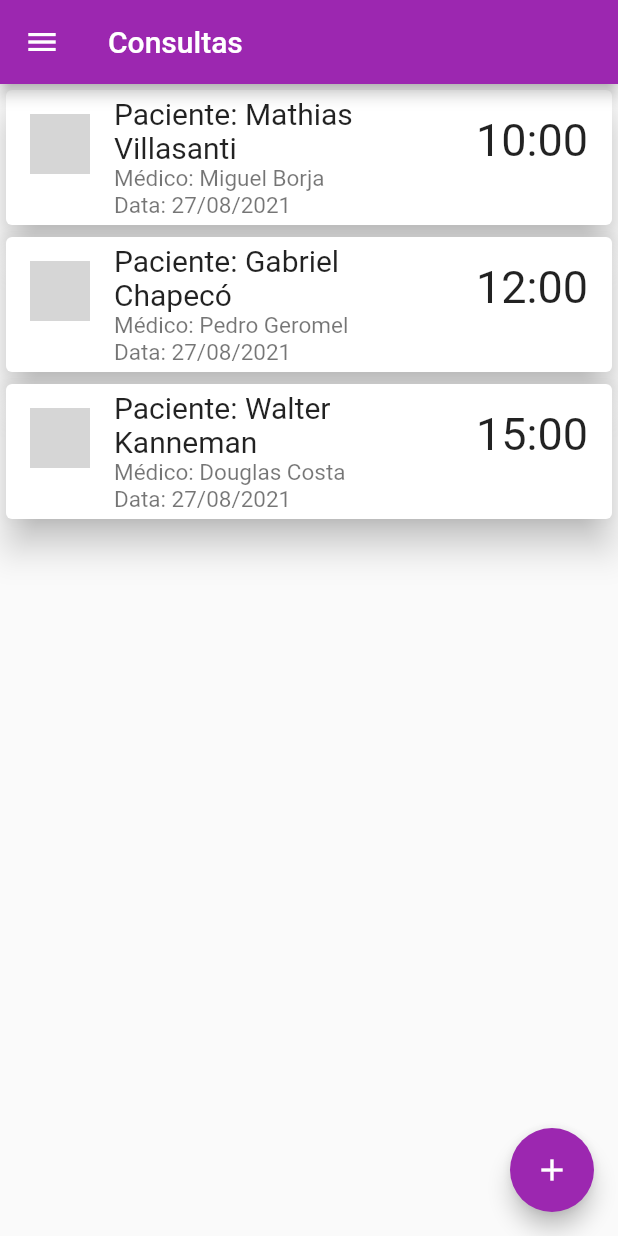
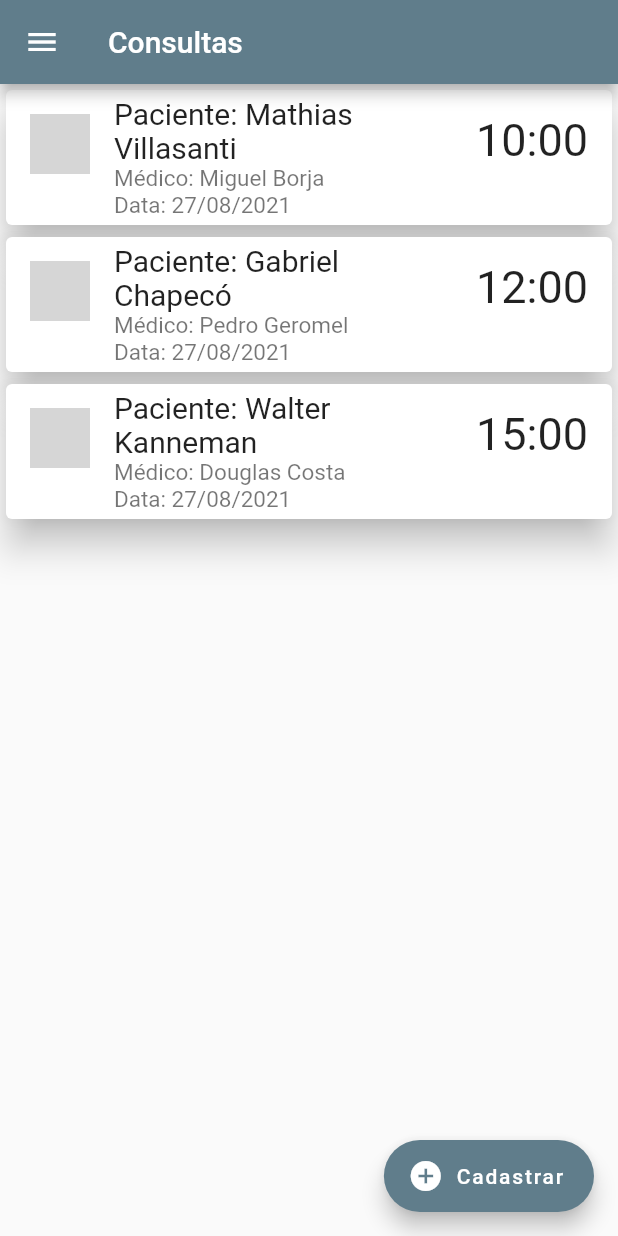
Before and after one commit to jvcges/agendamed, a Flutter app: the screen it shows after launch, after a tap on "Logar", on a phone screen of 412 x 824 dp. Run offline on Flutter 3.47's test engine with Material 2 defaults, Android fonts, the phone set to English and light mode, and no system bars; network calls fail; grey boxes are pictures that could not be loaded.

Commit message:
atualização

```diff
--- a/lib/data/data_patient.dart
+++ b/lib/data/data_patient.dart
@@ -7,6 +7,8 @@ const DATA_PATIENTS = {
     phone: '51994586598',
     rg: '7485963123',
     cpf: '45678913257',
+    avatarUrl:
+        'https://encrypted-tbn0.gstatic.com/images?q=tbn:ANd9GcSy5bLTEOCgN7virW3wiA1pHfAxF5KSO09nrA&usqp=CAU',
   ),
   '2': const Patient(
     id: 2,
@@ -14,6 +16,8 @@ const DATA_PATIENTS = {
     phone: '51997896541',
     rg: '4596871356',
     cpf: '15769845367',
+    avatarUrl:
+        'https://encrypted-tbn0.gstatic.com/images?q=tbn:ANd9GcQ6qvNKAlSqabP9sqIISx5xlXxP_f8Ab64jAw&usqp=CAU',
   ),
   '3': const Patient(
     id: 3,
@@ -21,5 +25,7 @@ const DATA_PATIENTS = {
     phone: '51998979654',
     rg: '9678541236',
     cpf: '18567985643',
+    avatarUrl:
+        'https://encrypted-tbn0.gstatic.com/images?q=tbn:ANd9GcTyHHsAM7cFcI48CjZ6_hCeiNTpOCFH1URu9A&usqp=CAU',
   )
 };
--- a/lib/main.dart
+++ b/lib/main.dart
@@ -1,6 +1,7 @@
-import 'package:agendamed/views/doctor_list.dart';
+import 'package:agendamed/provider/doctors.dart';
 import 'package:agendamed/views/login_page.dart';
 import 'package:flutter/material.dart';
+import 'package:provider/provider.dart';
 
 void main() {
   runApp(MyApp());
@@ -9,13 +10,20 @@ void main() {
 class MyApp extends StatelessWidget {
   @override
   Widget build(BuildContext context) {
-    return MaterialApp(
-      title: 'AgendaMed',
-      theme: ThemeData(
-        primarySwatch: Colors.purple,
+    return MultiProvider(
+      providers: [
+        ChangeNotifierProvider(
+          create: (ctx) => Doctors(),
+        ),
+      ],
+      child: MaterialApp(
+        title: 'AgendaMed',
+        theme: ThemeData(
+          primarySwatch: Colors.blueGrey,
+        ),
+        debugShowCheckedModeBanner: false,
+        home: Login(),
       ),
-      debugShowCheckedModeBanner: false,
-      home: Login(),
     );
   }
 }
--- a/lib/models/patient.dart
+++ b/lib/models/patient.dart
@@ -6,6 +6,7 @@ class Patient {
   final String phone;
   final String rg;
   final String cpf;
+  final String avatarUrl;
 
   const Patient({
     required this.id,
@@ -13,5 +14,6 @@ class Patient {
     required this.phone,
     required this.rg,
     required this.cpf,
+    required this.avatarUrl,
   });
 }
--- /dev/null
+++ b/lib/provider/doctors.dart
@@ -0,0 +1,19 @@
+import 'package:agendamed/data/data_doctor.dart';
+import 'package:agendamed/models/doctor.dart';
+import 'package:flutter/cupertino.dart';
+
+class Doctors with ChangeNotifier {
+  Map<String, Doctor> _items = {...DATA_DOCTORS};
+
+  List<Doctor> get all {
+    return [..._items.values];
+  }
+
+  int get count {
+    return _items.length;
+  }
+
+  Doctor byIndex(int i) {
+    return _items.values.elementAt(i);
+  }
+}
--- a/lib/views/appointment_list.dart
+++ b/lib/views/appointment_list.dart
@@ -50,9 +50,10 @@ class AppointmentList extends StatelessWidget {
         itemBuilder: (context, index) =>
             AppointmentCard(appointments.values.elementAt(index)),
       ),
-      floatingActionButton: FloatingActionButton(
+      floatingActionButton: FloatingActionButton.extended(
         onPressed: () {},
-        child: Icon(Icons.add),
+        label: Text('Cadastrar'),
+        icon: Icon(Icons.add_circle),
       ),
       drawer: Drawer(
         child: ListView(
@@ -60,7 +61,7 @@ class AppointmentList extends StatelessWidget {
           children: [
             const UserAccountsDrawerHeader(
               decoration: BoxDecoration(
-                color: Colors.deepPurple,
+                color: Colors.blueGrey,
               ),
               accountEmail: Text('joaogermain@gmail.com'),
               accountName: Text('João Victor Germain'),
--- a/lib/views/login_page.dart
+++ b/lib/views/login_page.dart
@@ -2,7 +2,6 @@ import 'package:flutter/material.dart';
 import 'package:flutter/widgets.dart';
 
 import 'appointment_list.dart';
-import 'doctor_list.dart';
 
 class Login extends StatefulWidget {
   @override
@@ -20,7 +19,7 @@ class _LoginState extends State<Login> {
     return Scaffold(
       body: Container(
         padding: EdgeInsets.only(top: 180, left: 40, right: 40),
-        color: Colors.deepPurple,
+        color: Colors.blueGrey,
         child: ListView(
           children: <Widget>[
             SizedBox(
@@ -96,8 +95,8 @@ class _LoginState extends State<Login> {
                   end: Alignment.bottomRight,
                   stops: [0.3, 1],
                   colors: [
-                    Color(0xFFFF1744),
-                    Color(0xFFFFA726),
+                    Colors.red.shade400,
+                    Colors.red.shade200,
                   ],
                 ),
                 borderRadius: BorderRadius.all(
--- a/lib/views/patient_list.dart
+++ b/lib/views/patient_list.dart
@@ -15,9 +15,10 @@ class PatientList extends StatelessWidget {
         itemBuilder: (context, index) =>
             PatientsCard(patients.values.elementAt(index)),
       ),
-      floatingActionButton: FloatingActionButton(
+      floatingActionButton: FloatingActionButton.extended(
         onPressed: () {},
-        child: Icon(Icons.add),
+        label: Text('Cadastrar'),
+        icon: Icon(Icons.add_circle),
       ),
     );
   }
--- a/lib/views/user_list.dart
+++ b/lib/views/user_list.dart
@@ -16,9 +16,10 @@ class UserList extends StatelessWidget {
         itemBuilder: (context, index) =>
             UsersCard(users.values.elementAt(index)),
       ),
-      floatingActionButton: FloatingActionButton(
+      floatingActionButton: FloatingActionButton.extended(
         onPressed: () {},
-        child: Icon(Icons.add),
+        label: Text('Cadastrar'),
+        icon: Icon(Icons.add_circle),
       ),
     );
   }
--- a/lib/widgets/appointment_card.dart
+++ b/lib/widgets/appointment_card.dart
@@ -8,10 +8,10 @@ class AppointmentCard extends StatelessWidget {
 
   @override
   Widget build(BuildContext context) {
-    final avatar = appointment.doctor.avatarUrl.isEmpty
+    final avatar = appointment.patient.avatarUrl.isEmpty
         ? CircleAvatar(child: Icon(Icons.person))
         : CircleAvatar(
-            backgroundImage: NetworkImage(appointment.doctor.avatarUrl));
+            backgroundImage: NetworkImage(appointment.patient.avatarUrl));
     return Card(
       elevation: 10,
       child: ListTile(
--- a/lib/widgets/patients_card.dart
+++ b/lib/widgets/patients_card.dart
@@ -8,9 +8,13 @@ class PatientsCard extends StatelessWidget {
 
   @override
   Widget build(BuildContext context) {
+    final avatar = patient.avatarUrl.isEmpty
+        ? CircleAvatar(child: Icon(Icons.person))
+        : CircleAvatar(backgroundImage: NetworkImage(patient.avatarUrl));
     return Card(
       elevation: 10,
       child: ListTile(
+        leading: avatar,
         title: Text(
           patient.name,
           style: TextStyle(
--- a/pubspec.yaml
+++ b/pubspec.yaml
@@ -23,6 +23,7 @@ environment:
 dependencies:
   flutter:
     sdk: flutter
+  provider:
 
   # The following adds the Cupertino Icons font to your application.
   # Use with the CupertinoIcons class for iOS style icons.
```
Also changed, not shown: lib/views/doctor_list.dart (+8 -7 lines), pubspec.lock.
